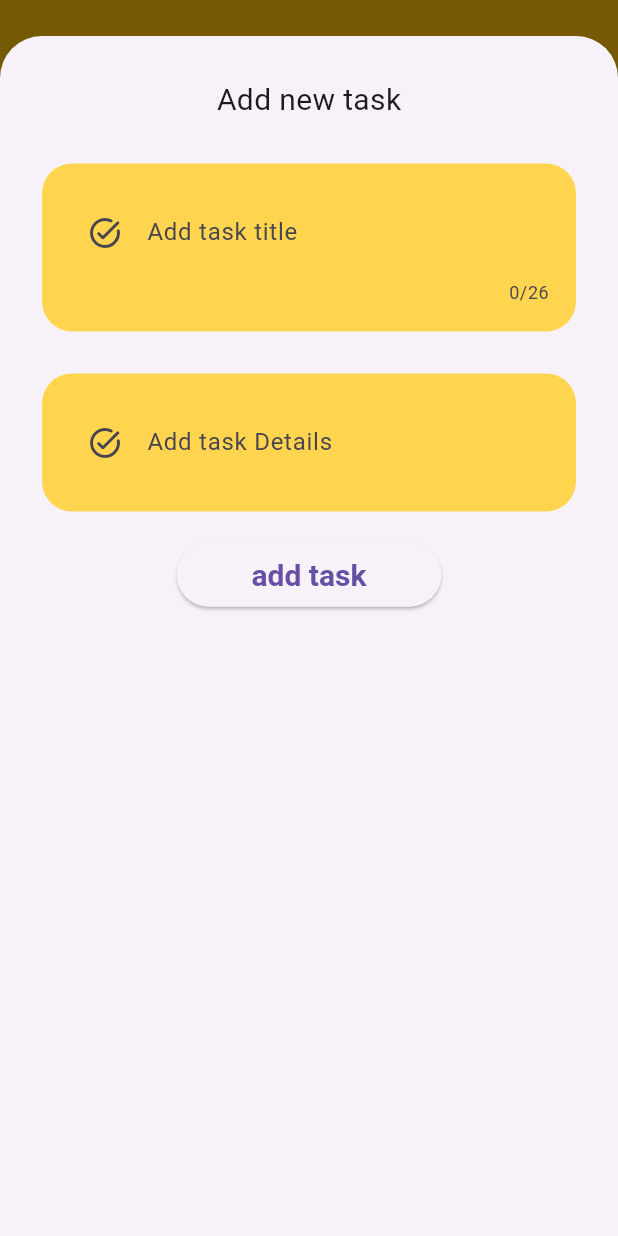
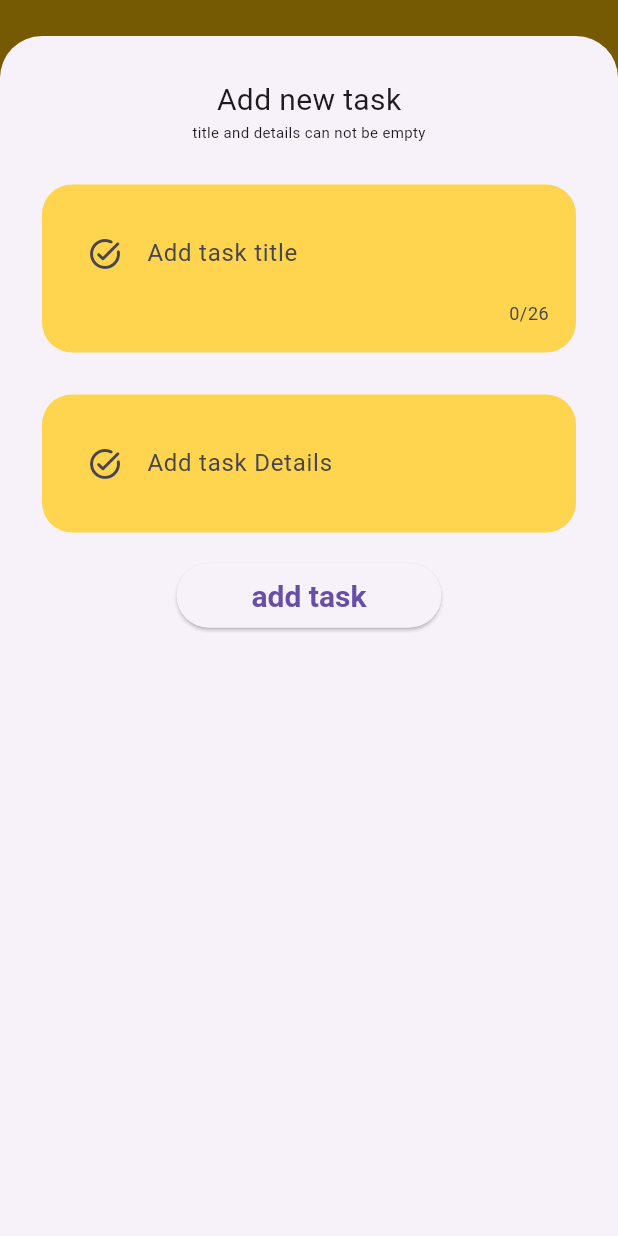
Before and after one commit to 7usvmx/todoapp, a Flutter app: the Todoapp screen opened by its route, after a tap on the "add" icon, on a phone screen of 412 x 824 dp. Run offline on Flutter 3.47's test engine with Material 3 defaults, Android fonts, the phone set to English and light mode, and no system bars; our stand-ins replace flutter_svg.

Commit message:
adding new task

```diff
--- a/lib/pages/toDoApp.dart
+++ b/lib/pages/toDoApp.dart
@@ -16,39 +16,6 @@ class TasksController {
   });
 }
 
-List myTasks = [
-  TasksController(
-    taskTitle: "Meeting",
-    taskDetails: " last website project (Noba Store) meeting at 4 PM",
-    taksStatus: true,
-  ),
-  // TasksController(
-  //   taskTitle: "Read Book",
-  //   taskDetails: "some pages of new book ",
-  //   taksStatus: false,
-  // ),
-  // TasksController(
-  //   taskTitle: "Learn new line of code",
-  //   taskDetails: "Dialogs in flutter",
-  //   taksStatus: false,
-  // ),
-  // TasksController(
-  //   taskTitle: "Go to GYM",
-  //   taskDetails: "Today i should go to GYM at 9 PM ",
-  //   taksStatus: true,
-  // ),
-  // TasksController(
-  //   taskTitle: "Go to GYM",
-  //   taskDetails: "Today i should go to GYM at 9 PM ",
-  //   taksStatus: true,
-  // ),
-  // TasksController(
-  //   taskTitle: "Go to GYM",
-  //   taskDetails: "Today i should go to GYM at 9 PM ",
-  //   taksStatus: false,
-  // ),
-];
-
 class Todoapp extends StatefulWidget {
   const Todoapp({super.key});
 
@@ -57,8 +24,46 @@ class Todoapp extends StatefulWidget {
 }
 
 class _TodoappState extends State<Todoapp> {
+  final errorMsg = "title and details can not be empty";
   final titleController = TextEditingController();
   final detailsController = TextEditingController();
+
+  errorMsgFunc() {
+    return errorMsg;
+  }
+
+  List myTasks = [
+    TasksController(
+      taskTitle: "Meeting",
+      taskDetails: " last website project (Noba Store) meeting at 4 PM",
+      taksStatus: true,
+    ),
+    TasksController(
+      taskTitle: "Read Book",
+      taskDetails: "some pages of new book ",
+      taksStatus: false,
+    ),
+    TasksController(
+      taskTitle: "Learn new line of code",
+      taskDetails: "Dialogs in flutter",
+      taksStatus: false,
+    ),
+    TasksController(
+      taskTitle: "Go to GYM",
+      taskDetails: "Today i should go to GYM at 9 PM ",
+      taksStatus: true,
+    ),
+    TasksController(
+      taskTitle: "Go to GYM",
+      taskDetails: "Today i should go to GYM at 9 PM ",
+      taksStatus: true,
+    ),
+    TasksController(
+      taskTitle: "Go to GYM",
+      taskDetails: "Today i should go to GYM at 9 PM ",
+      taksStatus: false,
+    ),
+  ];
 
   newTask() {
     myTasks.insert(
@@ -71,6 +76,8 @@ class _TodoappState extends State<Todoapp> {
     );
     // myTasks.add();
   }
+
+  //! Error message
 
 // ! this code for real time listening to text field texts
   // @override
@@ -112,6 +119,12 @@ class _TodoappState extends State<Todoapp> {
                               "Add new task",
                               style: TextStyle(
                                 fontSize: 20,
+                              ),
+                            ),
+                            Text(
+                              errorMsg,
+                              style: TextStyle(
+                                fontSize: 10,
                               ),
                             ),
                             SizedBox(height: 28),
@@ -168,11 +181,17 @@ class _TodoappState extends State<Todoapp> {
                               ),
                               onPressed: () {
                                 setState(() {
-                                  newTask();
-                                  titleController.text = "";
-                                  detailsController.text = "";
+                                  if (titleController.text.isEmpty ||
+                                      detailsController.text.isEmpty) {
+                                    // newTask();
+                                    errorMsgFunc();
+                                  } else {
+                                    newTask();
+                                    titleController.text = "";
+                                    detailsController.text = "";
+                                    Navigator.pop(context);
+                                  }
                                 });
-                                Navigator.pop(context);
                               },
                               child: Text("add task"),
                             )
```
